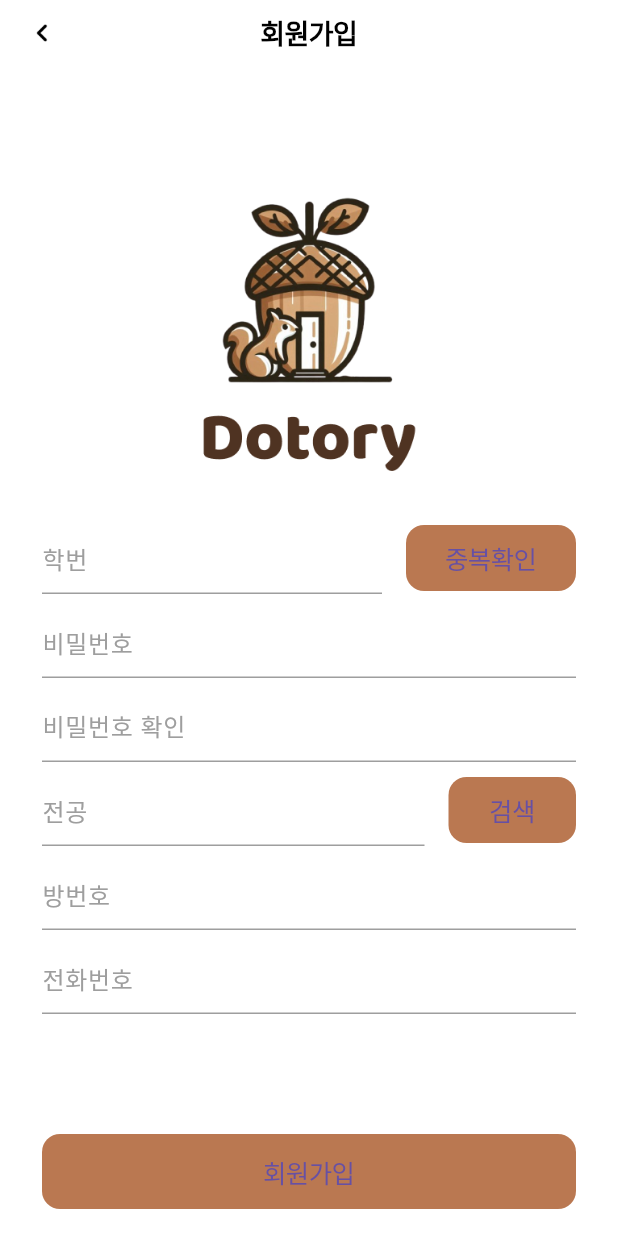
After one commit to BIST-Dotory/Dotory-App, a Flutter app: the RegisterView screen opened directly, on a phone screen of 412 x 824 dp. The commit adds this screen. Run offline on Flutter 3.47's test engine with Material 3 defaults, Android fonts, the phone set to English and light mode, and no system bars; our stand-ins replace flutter_riverpod.

Commit message:
[Design] 회원가입 및 커스텀 AppBar UI 추가

```diff
--- /dev/null
+++ b/lib/ui/global/custom_appbar.dart
@@ -0,0 +1,40 @@
+import 'package:flutter/cupertino.dart';
+import 'package:flutter/material.dart';
+
+class CustomAppBar {
+
+  static PreferredSizeWidget getNavigationBar(BuildContext context, String title, Function func) {
+    return PreferredSize(
+      preferredSize: const Size.fromHeight(80),
+      child: SizedBox(
+        height: 80,
+        child: CupertinoNavigationBar(
+          backgroundColor: Colors.white,
+          leading: Align(
+            widthFactor: 1.0,
+            alignment: Alignment.center,
+            child: GestureDetector(child: Image.asset('assets/images/icon_back.png', width: 24, height: 24),  onTap: () {
+              func();
+            }),
+          ),
+          middle: Text(title, style: const TextStyle(fontSize: 18, color: Colors.black)),
+          border: const Border(bottom: BorderSide(color: Colors.transparent)), //그림자 제거
+        ),
+      ),
+    );
+  }
+
+  static PreferredSizeWidget getTitleBar(BuildContext context, String title) {
+    return PreferredSize(
+      preferredSize: const Size.fromHeight(80),
+      child: SizedBox(
+        height: 80,
+        child: CupertinoNavigationBar(
+          backgroundColor: Colors.white,
+          middle: Text(title, style: const TextStyle(fontSize: 18, color: Colors.black)),
+          border: const Border(bottom: BorderSide(color: Colors.transparent)), //그림자 제거
+        ),
+      ),
+    );
+  }
+}
--- /dev/null
+++ b/lib/ui/view/login/register_view.dart
@@ -0,0 +1,292 @@
+import 'package:flutter/cupertino.dart';
+import 'package:flutter/material.dart';
+import 'package:flutter/src/widgets/framework.dart';
+import 'package:flutter_riverpod/flutter_riverpod.dart';
+
+import '../../global/color_data.dart';
+import '../../global/custom_appbar.dart';
+import '../../global/device_size.dart';
+
+class TextFieldState {
+  final String id;
+  final String password;
+  final String passwordCheck;
+  final String major;
+  final String roomNum;
+  final String phone;
+
+  TextFieldState({this.id = '',
+    this.password = '', this.passwordCheck = '', this.major = '',
+    this.roomNum = '', this.phone = ''});
+
+  TextFieldState copyWith({String? id, String? password, String? passwordCheck, String? major, String? roomNum, String? phone}) {
+    return TextFieldState(
+        id: id ?? this.id,
+        password: password ?? this.password,
+        passwordCheck: passwordCheck ?? this.passwordCheck,
+        major: major ?? this.major,
+        roomNum: roomNum ?? this.roomNum,
+        phone: phone ?? this.phone
+    );
+  }
+}
+
+class TextFieldNotifier extends StateNotifier<TextFieldState> {
+  TextFieldNotifier() : super(TextFieldState());
+
+  void updateIdText(String text) {
+    state = state.copyWith(id: text);
+  }
+
+  void updatePwText(String text) {
+    state = state.copyWith(password: text);
+  }
+
+  void updatePwCheckText(String text) {
+    state = state.copyWith(passwordCheck: text);
+  }
+
+  void updateMajorText(String text) {
+    state = state.copyWith(major: text);
+  }
+
+  void updateRoomNumText(String text) {
+    state = state.copyWith(roomNum: text);
+  }
+
+  void updatePhoneText(String text) {
+    state = state.copyWith(phone: text);
+  }
+}
+final textFieldProvider = StateNotifierProvider<TextFieldNotifier, TextFieldState>((ref) => TextFieldNotifier());
+
+class RegisterView extends ConsumerWidget {
+  const RegisterView({super.key});
+
+  @override
+  Widget build(BuildContext context, WidgetRef ref) {
+    final textFieldState = ref.watch(textFieldProvider);
+    void onIdChanged(String text) {
+      ref.read(textFieldProvider.notifier).updateIdText(text);
+    }
+    void onPwChanged(String text) {
+      ref.read(textFieldProvider.notifier).updatePwText(text);
+    }
+    void onPwCheckChanged(String text) {
+      ref.read(textFieldProvider.notifier).updatePwCheckText(text);
+    }
+    void onMajorChanged(String text) {
+      ref.read(textFieldProvider.notifier).updateMajorText(text);
+    }
+    void onRoomNumChanged(String text) {
+      ref.read(textFieldProvider.notifier).updateRoomNumText(text);
+    }
+    void onPhoneChanged(String text) {
+      ref.read(textFieldProvider.notifier).updatePhoneText(text);
+    }
+
+    return Scaffold(
+      appBar: CustomAppBar.getNavigationBar(context, '회원가입', (){
+        Navigator.pop(context);
+      }),
+      body: SingleChildScrollView(
+        child: SafeArea(
+            child: Padding(
+                padding: const EdgeInsets.only(left: 28, right: 28, top: 28, bottom: 28),
+                child: Column(
+                  mainAxisAlignment: MainAxisAlignment.spaceBetween,
+                  children:[
+                    const SizedBox(
+                      height: 20,
+                    ),
+                    SizedBox(
+                      width: 200,
+                      height: 200,
+                      child: Image.asset('assets/images/dotory_text_logo.png'),
+                    ),
+                    const SizedBox(
+                      height: 20,
+                    ),
+                    SizedBox(
+                        width: DeviceSize.getWidth(context),
+                        child: Row(
+                          mainAxisAlignment: MainAxisAlignment.spaceBetween,
+                          children: [
+                            Flexible(
+                              flex: 2,
+                              child: TextField(
+                                decoration: const InputDecoration(
+                                    enabledBorder: UnderlineInputBorder(
+                                        borderSide: BorderSide(color: Colors.grey)
+                                    ),
+                                    hintText: '학번',
+                                    hintStyle: TextStyle(
+                                        color: Colors.grey
+                                    ),
+                                    focusedBorder: UnderlineInputBorder(
+                                        borderSide: BorderSide(color: ColorData.FOCUS_COLOR)
+                                    )
+                                ),
+                                onChanged: onIdChanged,
+                              ),
+                            ),
+                            const SizedBox(
+                              width: 16,
+                            ),
+                            Flexible(
+                                flex: 1,
+                                child: SizedBox(
+                                    width: DeviceSize.getWidth(context),
+                                    child: CupertinoButton(
+                                        color: ColorData.FOCUS_COLOR,
+                                        padding: const EdgeInsets.all(0),
+                                        child: const Text('중복확인'),
+                                        onPressed: (){})
+                                )
+                            )
+                          ],
+                        )
+                    ),
+                    const SizedBox(
+                      height: 8,
+                    ),
+                    TextField(
+                      obscureText: true, //password 입력 효과
+                      decoration: const InputDecoration(
+                          enabledBorder: UnderlineInputBorder(
+                              borderSide: BorderSide(color: Colors.grey)
+                          ),
+                          hintText: '비밀번호',
+                          hintStyle: TextStyle(
+                              color: Colors.grey
+                          ),
+                          focusedBorder: UnderlineInputBorder(
+                              borderSide: BorderSide(color: ColorData.FOCUS_COLOR)
+                          )
+                      ),
+                      onChanged: onPwChanged,
+                    ),
+                    const SizedBox(
+                      height: 8,
+                    ),
+                    TextField(
+                      obscureText: true, //password 입력 효과
+                      decoration: const InputDecoration(
+                          enabledBorder: UnderlineInputBorder(
+                              borderSide: BorderSide(color: Colors.grey)
+                          ),
+                          hintText: '비밀번호 확인',
+                          hintStyle: TextStyle(
+                              color: Colors.grey
+                          ),
+                          focusedBorder: UnderlineInputBorder(
+                              borderSide: BorderSide(color: ColorData.FOCUS_COLOR)
+                          )
+                      ),
+                      onChanged: onPwCheckChanged,
+                    ),
+                    const SizedBox(
+                      height: 8,
+                    ),
+                    SizedBox(
+                      width: DeviceSize.getWidth(context),
+                      child: Row(
+                        mainAxisAlignment: MainAxisAlignment.spaceEvenly,
+                        children: [
+                          Flexible(
+                            flex: 3,
+                            child: TextFormField(
+                              readOnly: true, // 읽기 전용
+                              decoration: const InputDecoration(
+                                  enabledBorder: UnderlineInputBorder(
+                                      borderSide: BorderSide(color: Colors.grey)
+                                  ),
+                                  hintText: '전공',
+                                  hintStyle: TextStyle(
+                                      color: Colors.grey
+                                  ),
+                                  focusedBorder: UnderlineInputBorder(
+                                      borderSide: BorderSide(color: ColorData.FOCUS_COLOR)
+                                  )
+                              ),
+                              onChanged: onMajorChanged,
+                            ),
+                          ),
+                          const SizedBox(
+                            width: 16,
+                          ),
+                          Flexible(
+                              flex: 1,
+                              child: SizedBox(
+                                  width: DeviceSize.getWidth(context),
+                                  child: CupertinoButton(
+                                      color: ColorData.FOCUS_COLOR,
+                                      padding: const EdgeInsets.all(0),
+                                      child: const Text('검색'),
+                                      onPressed: (){})
+                              )
+                          )
+                        ],
+                      ),
+                    ),
+                    const SizedBox(
+                      height: 8,
+                    ),
+                    TextField(
+                      decoration: const InputDecoration(
+                          enabledBorder: UnderlineInputBorder(
+                              borderSide: BorderSide(color: Colors.grey)
+                          ),
+                          hintText: '방번호',
+                          hintStyle: TextStyle(
+                              color: Colors.grey
+                          ),
+                          focusedBorder: UnderlineInputBorder(
+                              borderSide: BorderSide(color: ColorData.FOCUS_COLOR)
+                          )
+                      ),
+                      onChanged: onRoomNumChanged,
+                    ),
+                    const SizedBox(
+                      height: 8,
+                    ),
+                    TextField(
+                      decoration: const InputDecoration(
+                          enabledBorder: UnderlineInputBorder(
+                              borderSide: BorderSide(color: Colors.grey)
+                          ),
+                          hintText: '전화번호',
+                          hintStyle: TextStyle(
+                              color: Colors.grey
+                          ),
+                          focusedBorder: UnderlineInputBorder(
+                              borderSide: BorderSide(color: ColorData.FOCUS_COLOR)
+                          )
+                      ),
+                      onChanged: onPhoneChanged,
+                    ),
+                    const SizedBox(
+                      height: 80,
+                    ),
+                    SizedBox(
+                        width: DeviceSize.getWidth(context),
+                        height: 50,
+                        child: CupertinoButton(
+                          padding: const EdgeInsets.all(0),
+                          color: ColorData.FOCUS_COLOR,
+                          child: const Text(
+                              '회원가입'
+                          ),
+                          onPressed: (){
+                          },
+                        )
+                    )
+                  ],
+                )
+            )
+        ),
+      ),
+    );
+  }
+
+}
```
Also changed, not shown: lib/ui/view/global/select_major_view.dart (added, +13 -0 lines), lib/ui/view/login/login_view.dart (+12 -3 lines), assets/images/icon_back.png (added).
